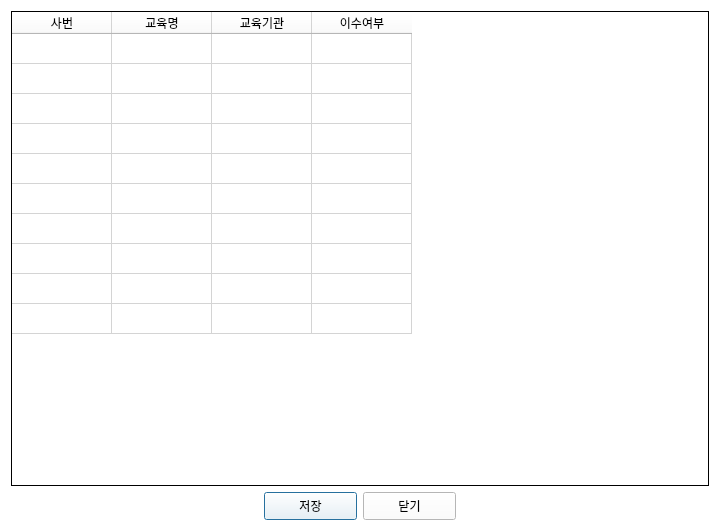
Before: the Qt Designer form add_edu.ui in hyeona-jeong/HRIS, drawn with Qt 5.
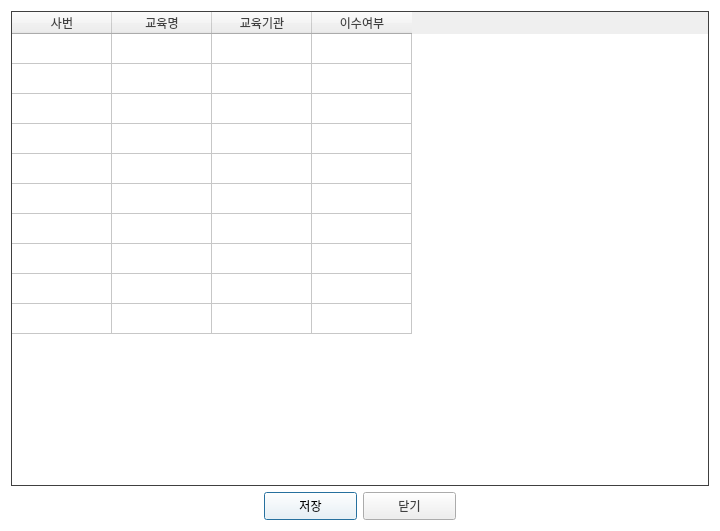
After: the same form once the commit is applied.

```diff
--- a/add_edu.ui
+++ b/add_edu.ui
@@ -458,6 +458,9 @@
   <layout class="QVBoxLayout" name="verticalLayout">
    <item>
     <widget class="QTableWidget" name="addT">
+     <property name="styleSheet">
+      <string notr="true">color:#404040;</string>
+     </property>
      <property name="frameShape">
       <enum>QFrame::Box</enum>
      </property>
@@ -597,7 +600,7 @@
         </size>
        </property>
        <property name="styleSheet">
-        <string notr="true"/>
+        <string notr="true">color:#404040;</string>
        </property>
        <property name="text">
         <string>닫기</string>
```
